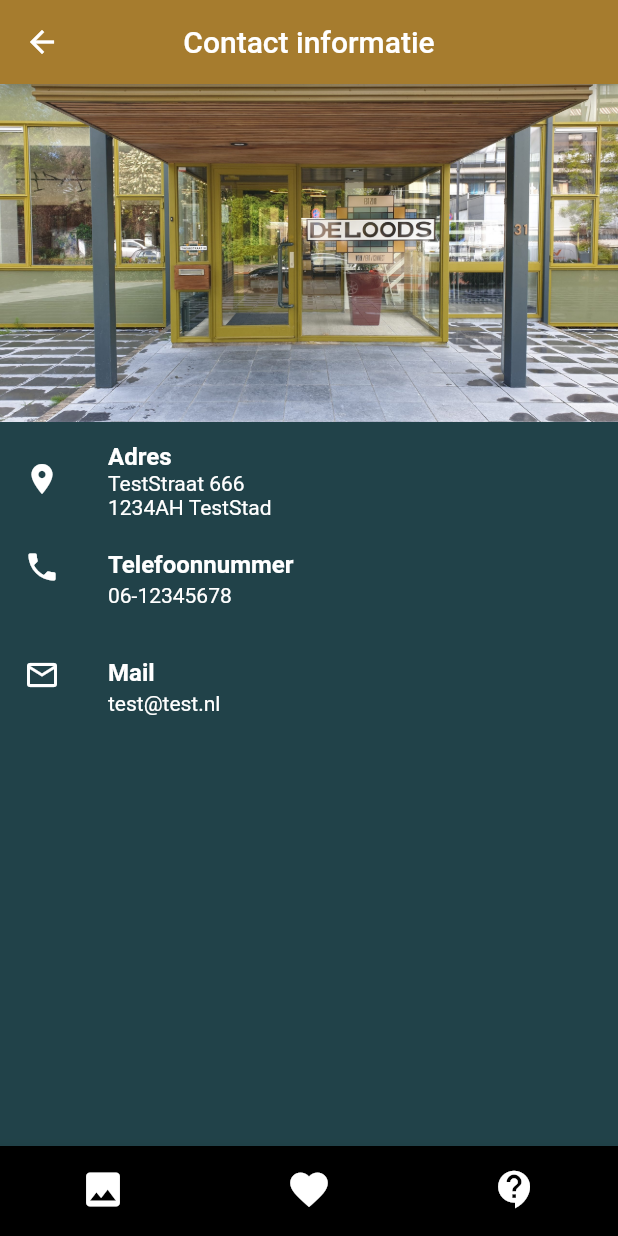
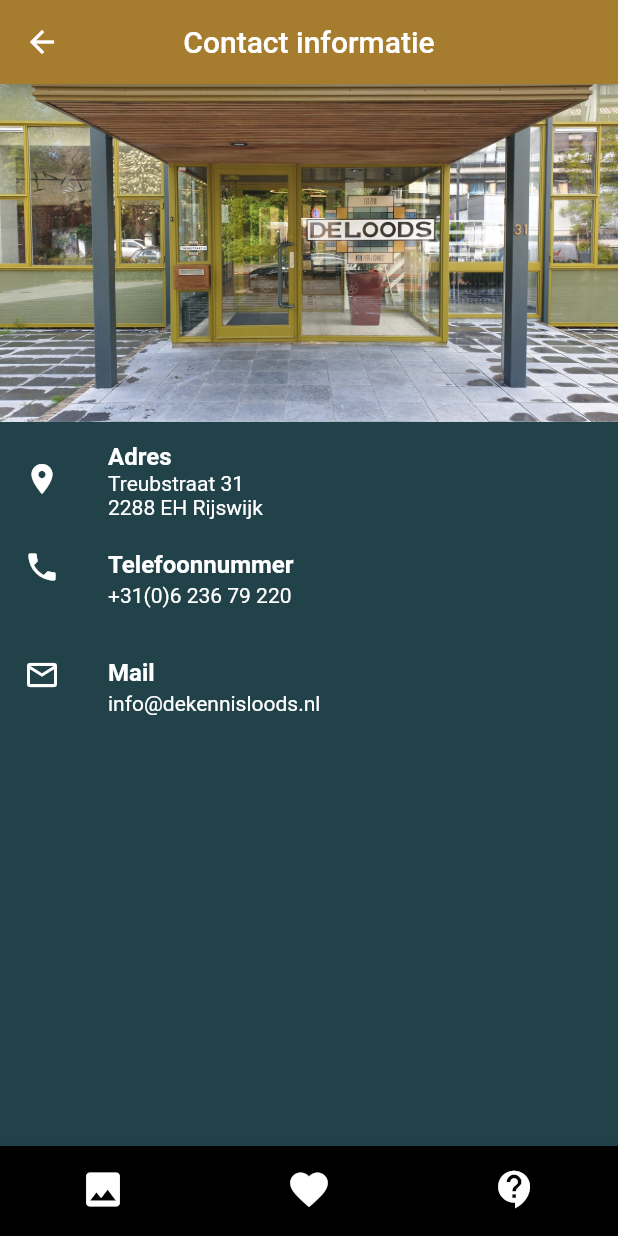
Before and after one commit to LuukSelen/KunstLoods, a Flutter app: the contact screen opened by its route, on a phone screen of 412 x 824 dp. Run offline on Flutter 3.47's test engine with Material 2 defaults, Android fonts, the light colour scheme and no system bars; our stand-ins replace cloud_firestore, firebase_core, get_storage, hexcolor, permission_handler, shared_preferences and 1 more; missing offline and left inert: qrscan; accounts and stored records are empty.

Commit message:
Update contact.dart

```diff
--- a/lib/views/contact.dart
+++ b/lib/views/contact.dart
@@ -35,19 +35,19 @@ class contact extends StatelessWidget {
               ListTile(
                 leading: Icon(Icons.location_on, color: HexColor('#FFFFFF'),),
                 title: Text('Adres', style: TextStyle(fontWeight: FontWeight.bold),),
-                subtitle: Text('TestStraat 666\n1234AH TestStad'),
+                subtitle: Text('Treubstraat 31\n2288 EH Rijswijk'),
                 textColor: HexColor('#FFFFFF'),
               ),
               ListTile(
                 leading: Icon(Icons.local_phone, color: HexColor('#FFFFFF'),),
                 title: Text('Telefoonnummer', style: TextStyle(fontWeight: FontWeight.bold),),
-                subtitle: Text('06-12345678'),
+                subtitle: Text('+31(0)6 236 79 220'),
                 textColor: HexColor('#FFFFFF'),
               ),
               ListTile(
                 leading: Icon(Icons.mail_outline, color: HexColor('#FFFFFF'),),
                 title: Text('Mail', style: TextStyle(fontWeight: FontWeight.bold),),
-                subtitle: Text('test@test.nl'),
+                subtitle: Text('info@dekennisloods.nl'),
                 textColor: HexColor('#FFFFFF'),
               ),
 
```
